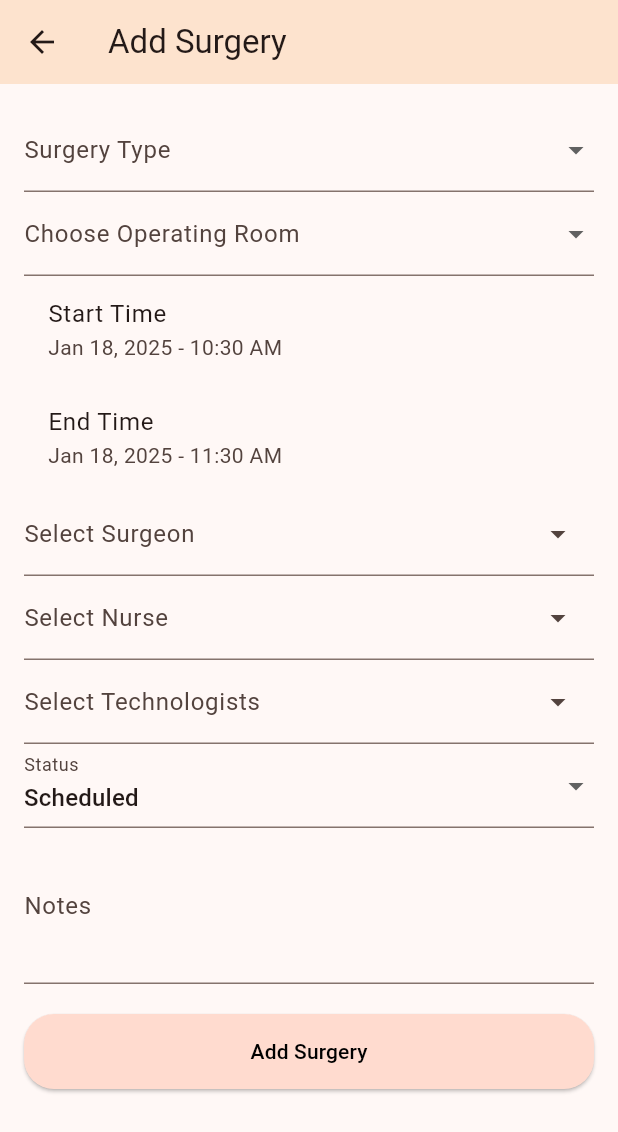
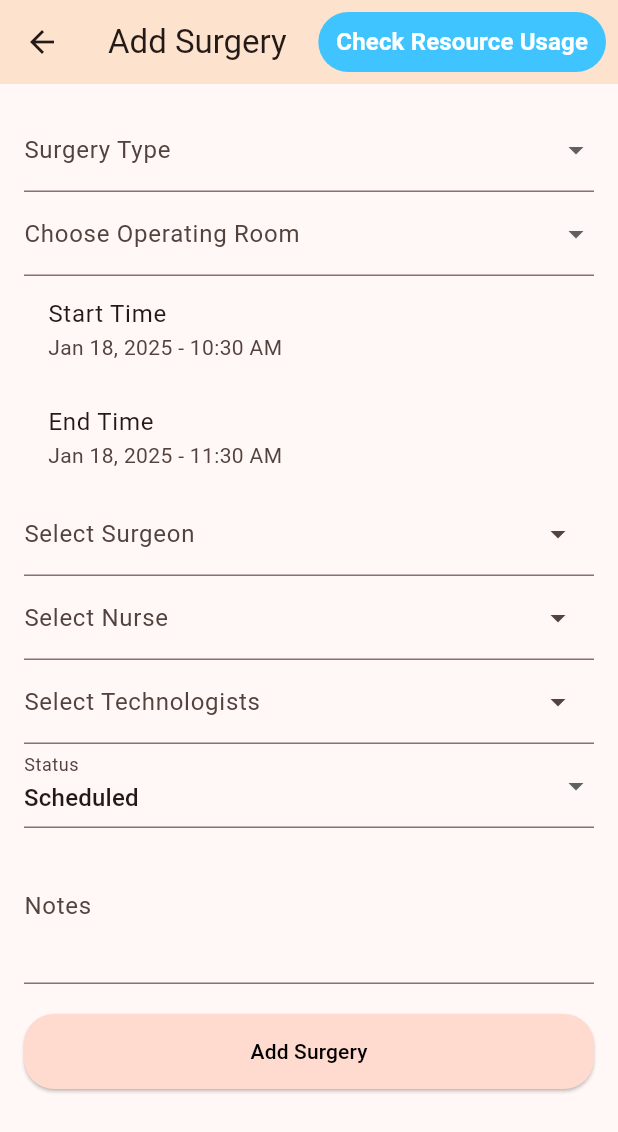
Before and after one commit to harishan-a/schedule-OR, a Flutter app: the AddSurgeryScreen screen opened by its route, on a phone screen of 412 x 824 dp. Shown: the top 1132 px of the screen. Run offline on Flutter 3.47's test engine with Material 3 defaults, Android fonts, the phone set to English and light mode, and no system bars; drawn by our look-alikes of dropdown_search; our stand-ins replace cloud_firestore, firebase_auth, firebase_core, firebase_messaging, flutter_dotenv, syncfusion_flutter_calendar; missing offline and left inert: twilio_flutter; accounts and stored records are empty.

Commit message:
Fixed merge conflicts

```diff
--- a/lib/screens/add_surgery.dart
+++ b/lib/screens/add_surgery.dart
@@ -244,6 +244,37 @@ class AddSurgeryScreenState extends State<AddSurgeryScreen> {
       appBar: AppBar(
         title: Text('Add Surgery'),
         backgroundColor: Theme.of(context).colorScheme.primary,
+        actions: [
+          Row(
+            mainAxisSize: MainAxisSize.min,
+            children: [
+              Padding(
+                padding: const EdgeInsets.only(right: 8.0),
+                child: TextButton(
+                  onPressed: () {
+                    Navigator.push(
+                      context,
+                      MaterialPageRoute(
+                        builder: (context) => const ResourceCheck(),
+                      ),
+                    );
+                  },
+                  style: TextButton.styleFrom(
+                    foregroundColor: Colors.white,
+                    backgroundColor: Colors.lightBlueAccent,
+                  ),
+                  child: const Text(
+                    'Check Resource Usage',
+                    style: TextStyle(
+                      fontSize: 16,
+                      fontWeight: FontWeight.bold,
+                    ),
+                  ),
+                ),
+              ),
+            ],
+          ),
+        ],
       ),
       body: Padding(
         padding: const EdgeInsets.all(16),
```
